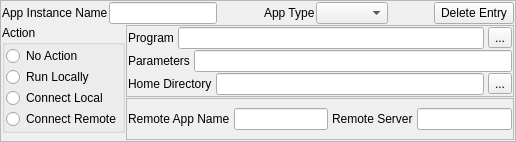
The window that mqt/MqtBase/ConfigElementFrame.ui (zsteva/backup-minos2) describes before a commit, drawn with Qt 5.
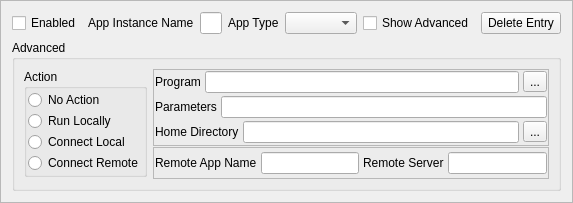
The same window after the commit.

Commit message: Rearrange the config frame with basic and advanced sections

```diff
--- a/mqt/MqtBase/ConfigElementFrame.ui
+++ b/mqt/MqtBase/ConfigElementFrame.ui
@@ -6,8 +6,8 @@
    <rect>
     <x>0</x>
     <y>0</y>
-    <width>516</width>
-    <height>142</height>
+    <width>552</width>
+    <height>203</height>
    </rect>
   </property>
   <property name="windowTitle">
@@ -23,23 +23,28 @@
    <number>2</number>
   </property>
   <layout class="QVBoxLayout" name="verticalLayout_4">
-   <property name="spacing">
-    <number>1</number>
-   </property>
-   <property name="leftMargin">
-    <number>1</number>
-   </property>
-   <property name="topMargin">
-    <number>1</number>
-   </property>
-   <property name="rightMargin">
-    <number>1</number>
-   </property>
-   <property name="bottomMargin">
-    <number>1</number>
-   </property>
-   <item>
-    <layout class="QHBoxLayout" name="horizontalLayout_6">
+   <item>
+    <layout class="QHBoxLayout" name="horizontalLayout_5">
+     <item>
+      <widget class="QCheckBox" name="enabledCheckbox">
+       <property name="text">
+        <string>Enabled</string>
+       </property>
+      </widget>
+     </item>
+     <item>
+      <spacer name="horizontalSpacer_3">
+       <property name="orientation">
+        <enum>Qt::Horizontal</enum>
+       </property>
+       <property name="sizeHint" stdset="0">
+        <size>
+         <width>40</width>
+         <height>20</height>
+        </size>
+       </property>
+      </spacer>
+     </item>
      <item>
       <widget class="QLabel" name="label_7">
        <property name="text">
@@ -94,6 +99,13 @@
        </property>
       </spacer>
      </item>
+     <item>
+      <widget class="QCheckBox" name="advancedCheckbox">
+       <property name="text">
+        <string>Show Advanced</string>
+       </property>
+      </widget>
+     </item>
      <item>
       <widget class="QPushButton" name="deleteButton">
        <property name="text">
@@ -104,10 +116,11 @@
     </layout>
    </item>
    <item>
-    <layout class="QHBoxLayout" name="horizontalLayout_5">
-     <property name="spacing">
-      <number>1</number>
+    <widget class="QGroupBox" name="advancedGroup">
+     <property name="title">
+      <string>Advanced</string>
      </property>
+     <layout class="QHBoxLayout" name="horizontalLayout_6">
      <item>
       <layout class="QVBoxLayout" name="verticalLayout_3">
        <property name="spacing">
@@ -207,7 +220,7 @@
          </property>
          <layout class="QVBoxLayout" name="verticalLayout_2">
           <property name="spacing">
-           <number>1</number>
+            <number>3</number>
           </property>
           <property name="leftMargin">
            <number>1</number>
@@ -219,7 +232,7 @@
            <number>1</number>
           </property>
           <property name="bottomMargin">
-           <number>1</number>
+            <number>2</number>
           </property>
           <item>
            <layout class="QHBoxLayout" name="horizontalLayout">
@@ -339,6 +352,7 @@
       </layout>
      </item>
     </layout>
+    </widget>
    </item>
   </layout>
  </widget>
```
Lines whose indentation alone changed are shown as unchanged. The commit also changes 4 other files.
